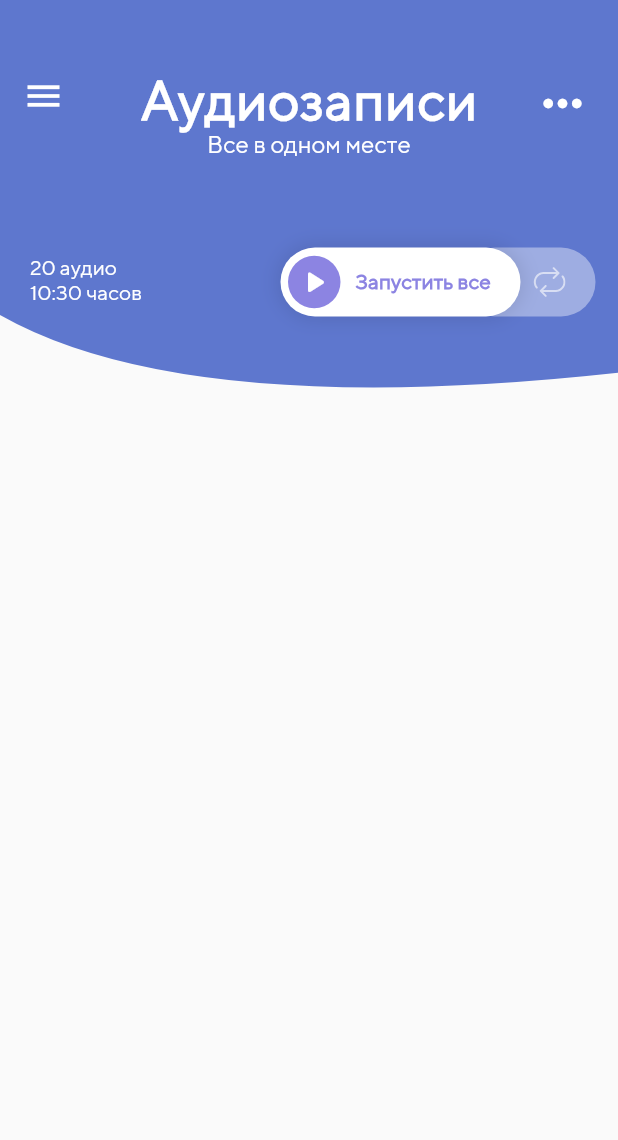
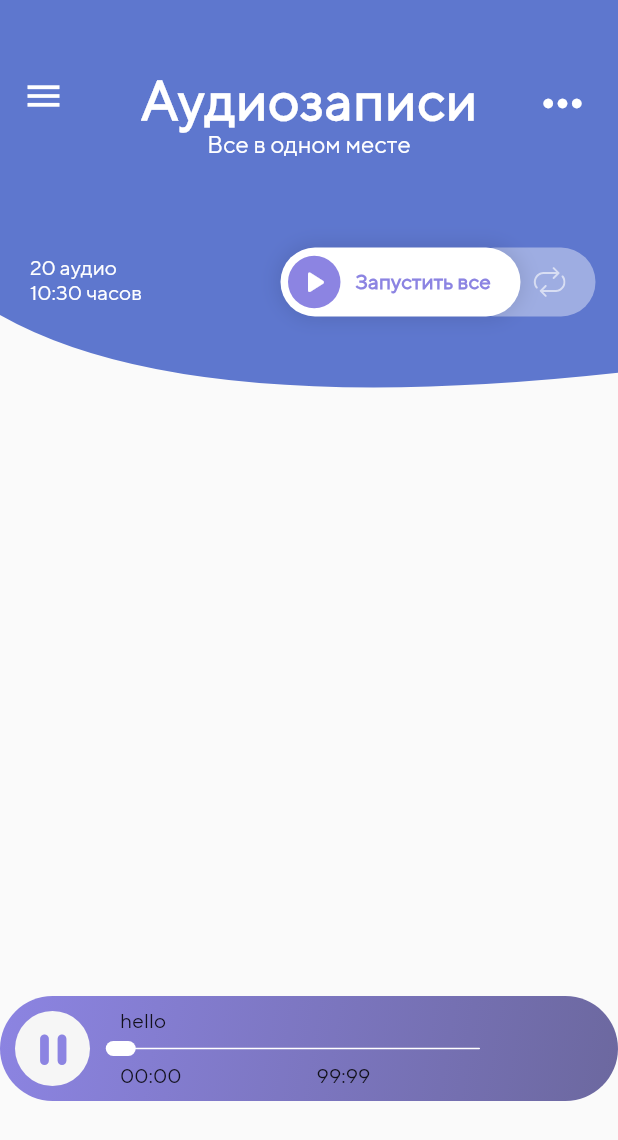
Before and after one commit to Nikzed/MemoryBox, a Flutter app: the Audios screen opened directly, on a phone screen of 412 x 824 dp. Shown: the top 1140 px of the screen. Run offline on Flutter 3.47's test engine with Material 2 defaults, Android fonts, the phone set to English and light mode, and no system bars; our stand-ins replace cloud_firestore, firebase_auth, firebase_core, firebase_storage, flutter_svg, get and 4 more; missing offline and left inert: flutter_sound; accounts and stored records are empty.

```diff
--- a/lib/constants/constants.dart
+++ b/lib/constants/constants.dart
@@ -11,3 +11,4 @@ final Future<FirebaseApp> firebaseInitialization = Firebase.initializeApp();
 FirebaseAuth auth = FirebaseAuth.instance;
 FirebaseFirestore firebaseFirestore = FirebaseFirestore.instance;
 Color backgroundColor = Color(0xffF6F6F6);
+Color accentColor = Color(0xff8c84e2);
--- /dev/null
+++ b/lib/models/player_model.dart
@@ -0,0 +1,113 @@
+import 'package:first_project_test/constants/constants.dart';
+import 'package:first_project_test/models/slider_model.dart';
+import 'package:flutter/material.dart';
+
+class PlayerModel extends StatefulWidget {
+  const PlayerModel({Key? key}) : super(key: key);
+
+  @override
+  _PlayerModelState createState() => _PlayerModelState();
+}
+
+class _PlayerModelState extends State<PlayerModel> {
+  bool isPlaying = true;
+  double tempValue = 0;
+
+  @override
+  Widget build(BuildContext context) {
+    return ClipRRect(
+      borderRadius: BorderRadius.all(Radius.circular(50)),
+      child: Container(
+        height: 70,
+        width: double.infinity,
+        decoration: BoxDecoration(
+          gradient: LinearGradient(
+            begin: Alignment.topLeft,
+            end: Alignment.bottomRight,
+            colors: [
+              Color(0xff8C84E2),
+              Color(0xff6C689F),
+            ],
+          ),
+        ),
+        child: Row(
+          children: [
+            SizedBox(width: 10),
+            Align(
+              alignment: Alignment.centerLeft,
+              child: InkResponse(
+                onTap: () => print('hello!'),
+                child: Container(
+                  width: 50,
+                  height: 50,
+                  decoration: BoxDecoration(
+                    color: backgroundColor,
+                    shape: BoxShape.circle,
+                  ),
+                  child: IconButton(
+                    icon: Icon(
+                      isPlaying
+                          ? Icons.pause_rounded
+                          : Icons.play_arrow_rounded,
+                      color: accentColor,
+                      size: 35,
+                    ),
+                    onPressed: () {
+                      setState(() {
+                        isPlaying = !isPlaying;
+                      });
+                      print(isPlaying);
+                    },
+                  ),
+                ),
+              ),
+            ),
+            SizedBox(width: 20),
+            Column(
+              crossAxisAlignment: CrossAxisAlignment.start,
+              mainAxisAlignment: MainAxisAlignment.center,
+              children: [
+                Text('hello'),
+                SizedBox(
+                  height: 20,
+                  width: 240,
+                  child: SliderTheme(
+
+                    data: SliderThemeData(
+                      trackHeight: 1,
+                      trackShape: CustomTrackShape(),
+                      disabledActiveTrackColor: Colors.blue,
+                      disabledInactiveTrackColor: Colors.black12,
+                      thumbShape: CustomSliderPlayer(thumbRadius: 5),
+                    ),
+                    child: Slider(
+                      value: tempValue,
+                      min: 0,
+                      max: 4,
+                      divisions: 4,
+                      activeColor: Colors.white,
+                      inactiveColor: Colors.white,
+                      onChanged: (value) async {
+                        setState(() {
+                          tempValue = value;
+                        });
+                      },
+                    ),
+                  ),
+                ),
+                Row(
+                  // mainAxisAlignment: MainAxisAlignment.spaceBetween,
+                  children: [
+                    Text('00:00'),
+                    SizedBox(width: 90,),
+                    Text('99:99'),
+                  ],
+                ),
+              ],
+            ),
+          ],
+        ),
+      ),
+    );
+  }
+}
--- a/lib/models/slider_model.dart
+++ b/lib/models/slider_model.dart
@@ -3,7 +3,7 @@ import 'package:flutter/material.dart';
 class CustomSliderPlayer extends SliderComponentShape {
   final double thumbRadius;
 
-  const CustomSliderPlayer({required this.thumbRadius});
+  const CustomSliderPlayer( {required this.thumbRadius});
 
   @override
   Size getPreferredSize(bool isEnabled, bool isDiscrete) {
@@ -28,6 +28,10 @@ class CustomSliderPlayer extends SliderComponentShape {
       ..color = sliderTheme.activeTrackColor!
       ..style = PaintingStyle.fill;
 
+    // final paint = Paint()
+    //   ..color = Colors.white
+    //   ..style = PaintingStyle.fill;
+
     final rect = RRect.fromRectAndRadius(
       Rect.fromPoints(
         Offset(center.dx - 10, center.dy + 5),
@@ -39,3 +43,20 @@ class CustomSliderPlayer extends SliderComponentShape {
     canvas.drawRRect(rect, paint);
   }
 }
+
+class CustomTrackShape extends RoundedRectSliderTrackShape {
+  Rect getPreferredRect({
+    required RenderBox parentBox,
+    Offset offset = Offset.zero,
+    required SliderThemeData sliderTheme,
+    bool isEnabled = false,
+    bool isDiscrete = false,
+  }) {
+    final double? trackHeight = 1;
+    final double trackLeft = offset.dx;
+    final double trackTop =
+        offset.dy + (parentBox.size.height - trackHeight!) / 2;
+    final double trackWidth = parentBox.size.width;
+    return Rect.fromLTWH(trackLeft, trackTop, trackWidth, trackHeight);
+  }
+}
--- a/lib/screens/home/audios.dart
+++ b/lib/screens/home/audios.dart
@@ -3,9 +3,12 @@ import 'dart:io';
 import 'package:cloud_firestore/cloud_firestore.dart';
 import 'package:firebase_storage/firebase_storage.dart';
 import 'package:first_project_test/constants/constants.dart';
+import 'package:first_project_test/controllers/wrapper_controller.dart';
 import 'package:first_project_test/models/audio_model.dart';
 import 'package:first_project_test/models/painter_model.dart';
+import 'package:first_project_test/models/player_model.dart';
 import 'package:flutter/material.dart';
+import 'package:flutter/services.dart';
 import 'package:flutter_svg/flutter_svg.dart';
 import 'package:get/get.dart';
 
@@ -15,6 +18,9 @@ class Audios extends StatefulWidget {
 }
 
 class _AudiosState extends State<Audios> {
+  final WrapperController f = Get.find();
+  int isPlaying = 0;
+
   @override
   Widget build(BuildContext context) {
     return Scaffold(
@@ -208,10 +214,17 @@ class _AudiosState extends State<Audios> {
                       ? Text('nothing :(')
                       : AudioForm(
                           name: names[i],
-                          duration: 0,
+                          duration: 1>2?0:1,
                         );
                 },
               ),
+            ),
+          ),
+          Padding(
+            padding: EdgeInsets.only(bottom: 90),
+            child: Align(
+              alignment: Alignment.bottomCenter,
+              child: PlayerModel(),
             ),
           ),
         ],
@@ -230,10 +243,14 @@ class _AudiosState extends State<Audios> {
     });
     for (var i in _folders) {
       print(i.path.split('/').last);
-      names.add(i.path.split('/').last);
+      if (i.path.split('/').last.endsWith('.aac')) {
+        names.add(i.path.split('/').last);
+      }
     }
     print(names);
     // print(_folders.first.path.split('/').last);
+    // List<String> q = [];
+    // await rootBundle.loadString();
   }
 
   Future<QuerySnapshot> getImages() {
--- a/lib/screens/home/record.dart
+++ b/lib/screens/home/record.dart
@@ -1,3 +1,4 @@
+import 'dart:io';
 import 'dart:math';
 import 'package:first_project_test/constants/constants.dart';
 import 'package:first_project_test/controllers/record_controller.dart';
@@ -41,6 +42,8 @@ class _RecordState extends State<Record> with TickerProviderStateMixin {
   void dispose() {
     _animationController.dispose();
     Get.delete<RecordController>();
+    print('trying to delete...');
+    File('/storage/emulated/0/SoundRecorder/temp.aac').delete();
     super.dispose();
   }
 
```
Also changed, not shown: lib/controllers/record_controller.dart (+11 -1 lines), lib/controllers/wrapper_controller.dart (+33 -1 lines), lib/models/audio_model.dart (+22 -13 lines), lib/screens/home/home.dart (+7 -1 lines), lib/screens/home/profile.dart (+10 -6 lines), lib/screens/home/wrapper.dart (+54 -16 lines).
